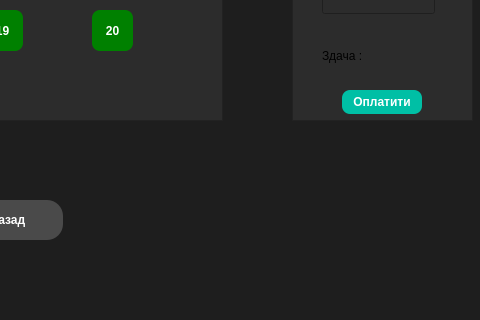
Qt form mainwindow.ui (Woratt/Cinema) before a commit; both pictures show x 508 to 988 and y 280 to 600 of the 988 by 600 pixel window.
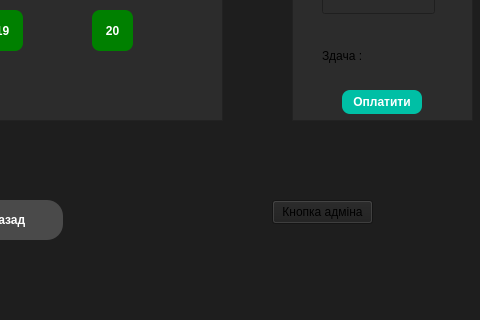
The same form after that commit. Icons and pictures are not drawn.

The edit to the form file:
```diff
--- a/mainwindow.ui
+++ b/mainwindow.ui
@@ -1268,6 +1268,19 @@
        <string>Оплата</string>
       </property>
      </widget>
+     <widget class="QPushButton" name="pushButton_32">
+      <property name="geometry">
+       <rect>
+        <x>750</x>
+        <y>480</y>
+        <width>101</width>
+        <height>24</height>
+       </rect>
+      </property>
+      <property name="text">
+       <string>Кнопка адміна</string>
+      </property>
+     </widget>
     </widget>
    </widget>
   </widget>
```
Left out of the diff: 10 changed lines with no effect on the pictures.
